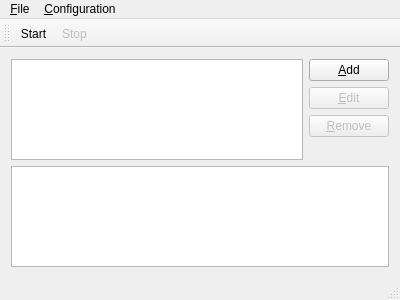
This is source/mainwindow.ui in martin-kudlicka/compact-ntfs as Qt 5 draws it before an edit. The edited form follows.
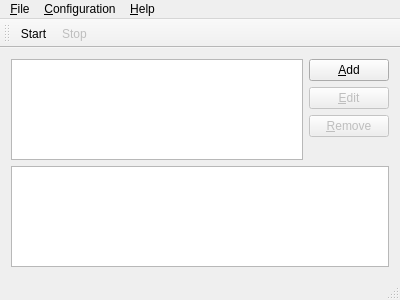
This is the edited form.

```diff
--- a/source/mainwindow.ui
+++ b/source/mainwindow.ui
@@ -106,8 +106,15 @@
     </property>
     <addaction name="actionOptions"/>
    </widget>
+   <widget class="QMenu" name="menu_Help">
+    <property name="title">
+     <string>&amp;Help</string>
+    </property>
+    <addaction name="actionAbout"/>
+   </widget>
    <addaction name="menu_File"/>
    <addaction name="menu_Configuratio"/>
+   <addaction name="menu_Help"/>
   </widget>
   <widget class="QToolBar" name="mainToolBar">
    <attribute name="toolBarArea">
```
Left out of the diff: 5 changed lines with no effect on the pictures.
